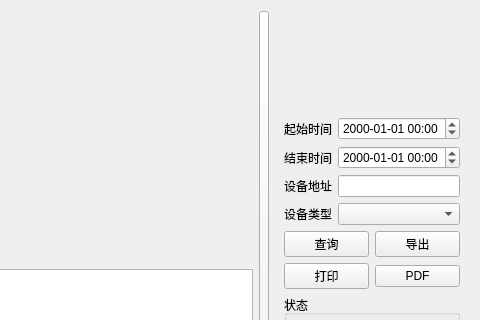
Old version of the form SpreadSheet/historyanalysisform/historyanalysisform.ui in the repository MelonSuika/EmonitorSys; both pictures show x 385 to 865 and y 0 to 320 of the 865 by 531 pixel window.
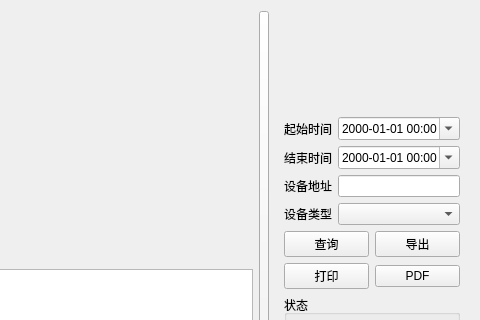
New version of the form. Custom widgets are drawn as their Qt base class.

Diff of the .ui file:
```diff
--- a/SpreadSheet/historyanalysisform/historyanalysisform.ui
+++ b/SpreadSheet/historyanalysisform/historyanalysisform.ui
@@ -134,6 +134,9 @@
             <property name="displayFormat">
              <string>yyyy-MM-dd HH:mm</string>
             </property>
+            <property name="calendarPopup">
+             <bool>true</bool>
+            </property>
            </widget>
           </item>
           <item row="1" column="0">
@@ -148,6 +151,9 @@
             <property name="displayFormat">
              <string>yyyy-MM-dd HH:mm</string>
             </property>
+            <property name="calendarPopup">
+             <bool>true</bool>
+            </property>
            </widget>
           </item>
           <item row="0" column="0">
```
